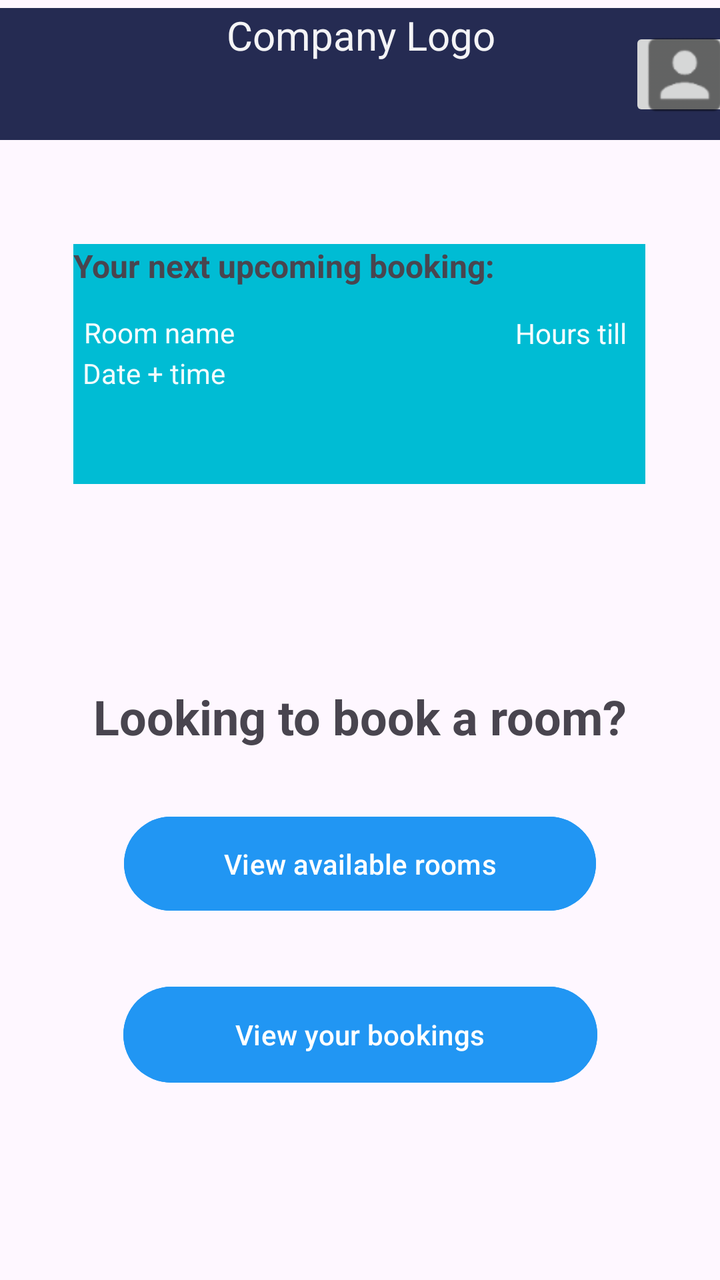
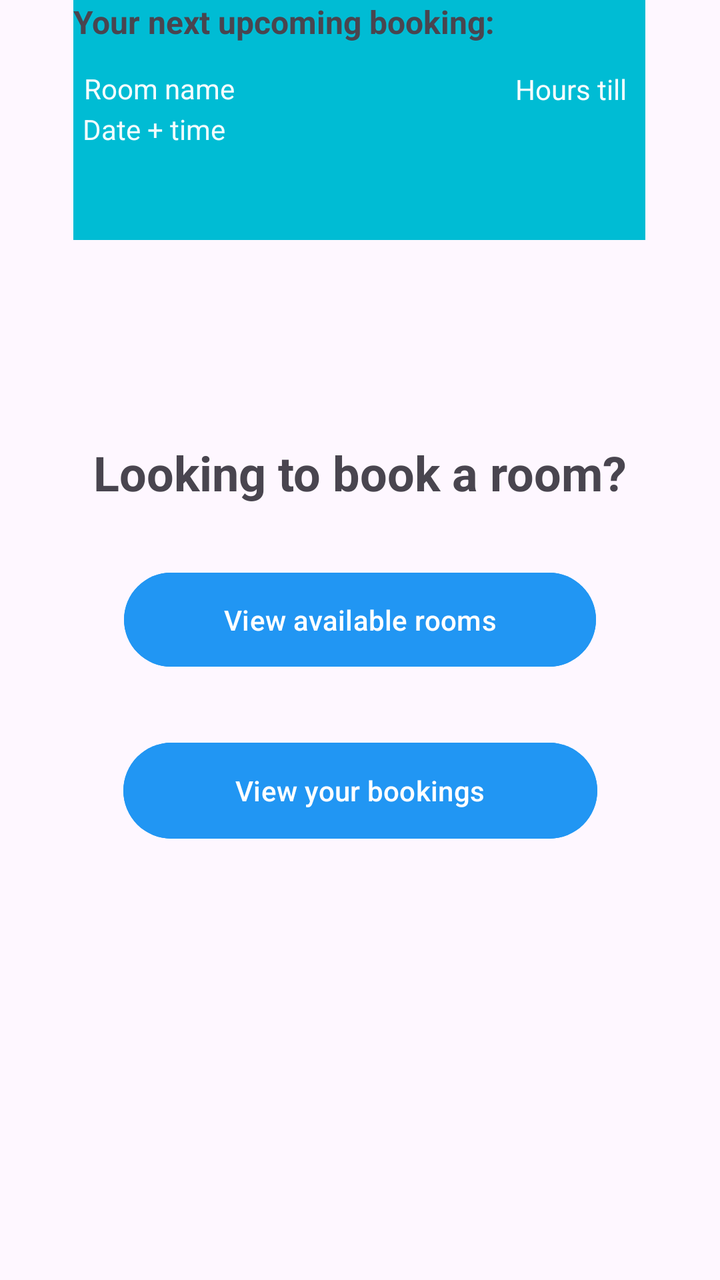

Compare the two renders of this Android layout. The source of the first and the diff that turns it into the second are given below.
<!-- AndroidManifest.xml: application theme Theme.COMP2000mobileapplication -->
<!-- res/layout/homepage.xml -->
<?xml version="1.0" encoding="utf-8"?>
<androidx.constraintlayout.widget.ConstraintLayout xmlns:android="http://schemas.android.com/apk/res/android"
    xmlns:app="http://schemas.android.com/apk/res-auto"
    xmlns:tools="http://schemas.android.com/tools"
    android:id="@+id/main"
    android:layout_width="match_parent"
    android:layout_height="match_parent">

    <TextView
        android:id="@+id/textView2"
        android:layout_width="409dp"
        android:layout_height="66dp"
        android:layout_marginTop="4dp"
        android:background="#252B52"
        android:text="Company Logo"
        android:textAlignment="center"
        android:textColor="#F2FFFFFF"
        android:textSize="20sp"
        app:layout_constraintEnd_toEndOf="parent"
        app:layout_constraintStart_toStartOf="parent"
        app:layout_constraintTop_toTopOf="parent" />

    <TextView
        android:id="@+id/textView3"
        android:layout_width="286dp"
        android:layout_height="120dp"
        android:layout_marginTop="52dp"
        android:background="#00BCD4"
        android:text="Your next upcoming booking:"
        android:textSize="16sp"
        android:textStyle="bold"
        app:layout_constraintEnd_toEndOf="parent"
        app:layout_constraintHorizontal_bias="0.496"
        app:layout_constraintStart_toStartOf="parent"
        app:layout_constraintTop_toBottomOf="@+id/textView2" />

    <TextView
        android:id="@+id/textView4"
        android:layout_width="wrap_content"
        android:layout_height="wrap_content"
        android:layout_marginEnd="200dp"
        android:layout_marginBottom="32dp"
        android:text="Room name"
        android:textAlignment="viewStart"
        android:textColor="#F8FFFFFF"
        app:layout_constraintBottom_toBottomOf="@+id/textView3"
        app:layout_constraintEnd_toEndOf="@+id/textView3"
        app:layout_constraintStart_toStartOf="@+id/textView3"
        app:layout_constraintTop_toTopOf="@+id/textView3" />

    <TextView
        android:id="@+id/textView5"
        android:layout_width="74dp"
        android:layout_height="22dp"
        android:text="Date + time"
        android:textColor="#F1FFFFFF"
        app:layout_constraintBottom_toBottomOf="@+id/textView3"
        app:layout_constraintEnd_toEndOf="@+id/textView3"
        app:layout_constraintHorizontal_bias="0.022"
        app:layout_constraintStart_toStartOf="@+id/textView3"
        app:layout_constraintTop_toTopOf="@+id/textView3"
        app:layout_constraintVertical_bias="0.562" />

    <TextView
        android:id="@+id/textView7"
        android:layout_width="wrap_content"
        android:layout_height="wrap_content"
        android:text="Hours till"
        android:textColor="#F8FFFFFF"
        app:layout_constraintBottom_toBottomOf="@+id/textView3"
        app:layout_constraintEnd_toEndOf="@+id/textView3"
        app:layout_constraintHorizontal_bias="0.96"
        app:layout_constraintStart_toStartOf="@+id/textView3"
        app:layout_constraintTop_toTopOf="@+id/textView3"
        app:layout_constraintVertical_bias="0.346" />

    <TextView
        android:id="@+id/textView8"
        android:layout_width="wrap_content"
        android:layout_height="wrap_content"
        android:layout_marginTop="100dp"
        android:text="Looking to book a room?"
        android:textSize="24sp"
        android:textStyle="bold"
        app:layout_constraintEnd_toEndOf="parent"
        app:layout_constraintStart_toStartOf="parent"
        app:layout_constraintTop_toBottomOf="@+id/textView3" />

    <Button
        android:id="@+id/button3"
        android:layout_width="236dp"
        android:layout_height="55dp"
        android:layout_marginTop="30dp"
        android:backgroundTint="#2196F3"
        android:onClick="launchAvailableRooms"
        android:text="View available rooms"
        app:layout_constraintEnd_toEndOf="parent"
        app:layout_constraintStart_toStartOf="parent"
        app:layout_constraintTop_toBottomOf="@+id/textView8" />

    <Button
        android:id="@+id/button4"
        android:layout_width="237dp"
        android:layout_height="56dp"
        android:layout_marginTop="30dp"
        android:backgroundTint="#2196F3"
        android:text="View your bookings"
        app:layout_constraintEnd_toEndOf="parent"
        app:layout_constraintHorizontal_bias="0.501"
        app:layout_constraintStart_toStartOf="parent"
        app:layout_constraintTop_toBottomOf="@+id/button3" />

    <ImageButton
        android:id="@+id/imageButton"
        android:layout_width="55dp"
        android:layout_height="47dp"
        app:layout_constraintBottom_toBottomOf="@+id/textView2"
        app:layout_constraintEnd_toEndOf="@+id/textView2"
        app:layout_constraintHorizontal_bias="0.958"
        app:layout_constraintStart_toStartOf="@+id/textView2"
        app:layout_constraintTop_toTopOf="@+id/textView2"
        app:srcCompat="@drawable/ic_account_box" />

</androidx.constraintlayout.widget.ConstraintLayout>
<!-- resources referenced by this layout -->
<resources>
  <!-- drawable ic_account_box: png bitmap (drawable-hdpi, 1218 bytes) -->
  <style name="Theme.COMP2000mobileapplication" parent="Base.Theme.COMP2000mobileapplication" />
  <style name="Base.Theme.COMP2000mobileapplication" parent="Theme.Material3.DayNight.NoActionBar">
          
          
      </style>
</resources>

<!-- the commit's change to res/layout/homepage.xml (unified diff, before → after) -->
@@ -7,24 +7,9 @@
     android:layout_height="match_parent">
 
     <TextView
-        android:id="@+id/textView2"
-        android:layout_width="409dp"
-        android:layout_height="66dp"
-        android:layout_marginTop="4dp"
-        android:background="#252B52"
-        android:text="Company Logo"
-        android:textAlignment="center"
-        android:textColor="#F2FFFFFF"
-        android:textSize="20sp"
-        app:layout_constraintEnd_toEndOf="parent"
-        app:layout_constraintStart_toStartOf="parent"
-        app:layout_constraintTop_toTopOf="parent" />
-
-    <TextView
         android:id="@+id/textView3"
         android:layout_width="286dp"
         android:layout_height="120dp"
-        android:layout_marginTop="52dp"
         android:background="#00BCD4"
         android:text="Your next upcoming booking:"
         android:textSize="16sp"
@@ -32,7 +17,7 @@
         app:layout_constraintEnd_toEndOf="parent"
         app:layout_constraintHorizontal_bias="0.496"
         app:layout_constraintStart_toStartOf="parent"
-        app:layout_constraintTop_toBottomOf="@+id/textView2" />
+        tools:layout_editor_absoluteY="122dp" />
 
     <TextView
         android:id="@+id/textView4"
@@ -110,15 +95,4 @@
         app:layout_constraintStart_toStartOf="parent"
         app:layout_constraintTop_toBottomOf="@+id/button3" />
 
-    <ImageButton
-        android:id="@+id/imageButton"
-        android:layout_width="55dp"
-        android:layout_height="47dp"
-        app:layout_constraintBottom_toBottomOf="@+id/textView2"
-        app:layout_constraintEnd_toEndOf="@+id/textView2"
-        app:layout_constraintHorizontal_bias="0.958"
-        app:layout_constraintStart_toStartOf="@+id/textView2"
-        app:layout_constraintTop_toTopOf="@+id/textView2"
-        app:srcCompat="@drawable/ic_account_box" />
-
 </androidx.constraintlayout.widget.ConstraintLayout>
<!-- resource entries referenced after the edit -->
@@ -1,6 +1,5 @@
 <!-- resources referenced by this layout -->
 <resources>
-  <!-- drawable ic_account_box: png bitmap (drawable-hdpi, 1218 bytes) -->
   <style name="Theme.COMP2000mobileapplication" parent="Base.Theme.COMP2000mobileapplication" />
   <style name="Base.Theme.COMP2000mobileapplication" parent="Theme.Material3.DayNight.NoActionBar">
           
